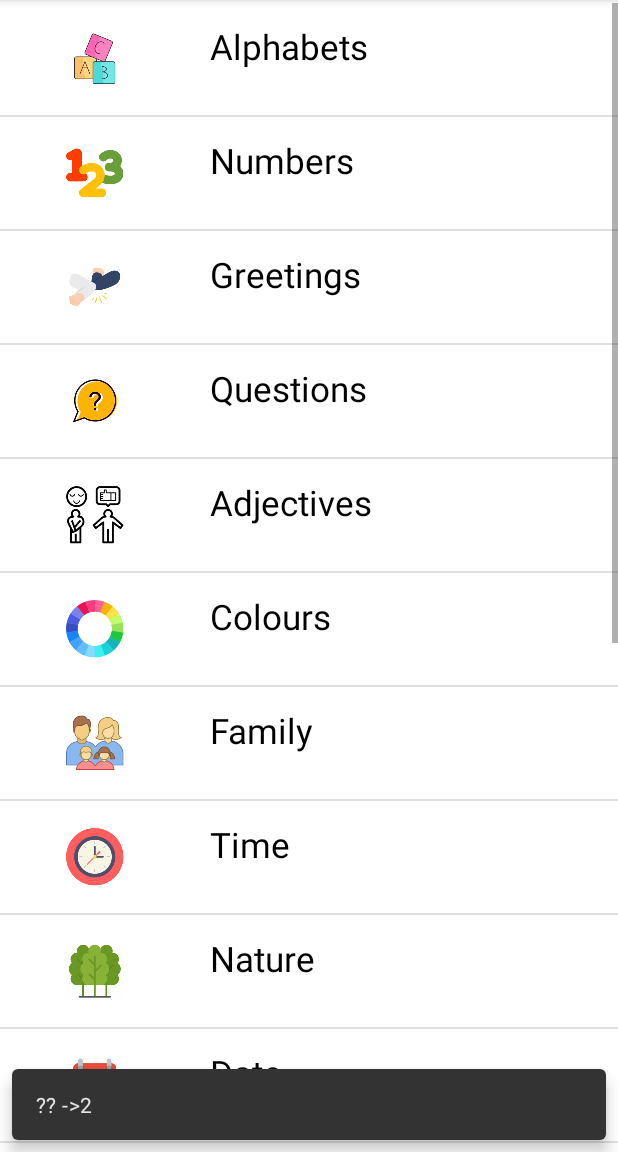
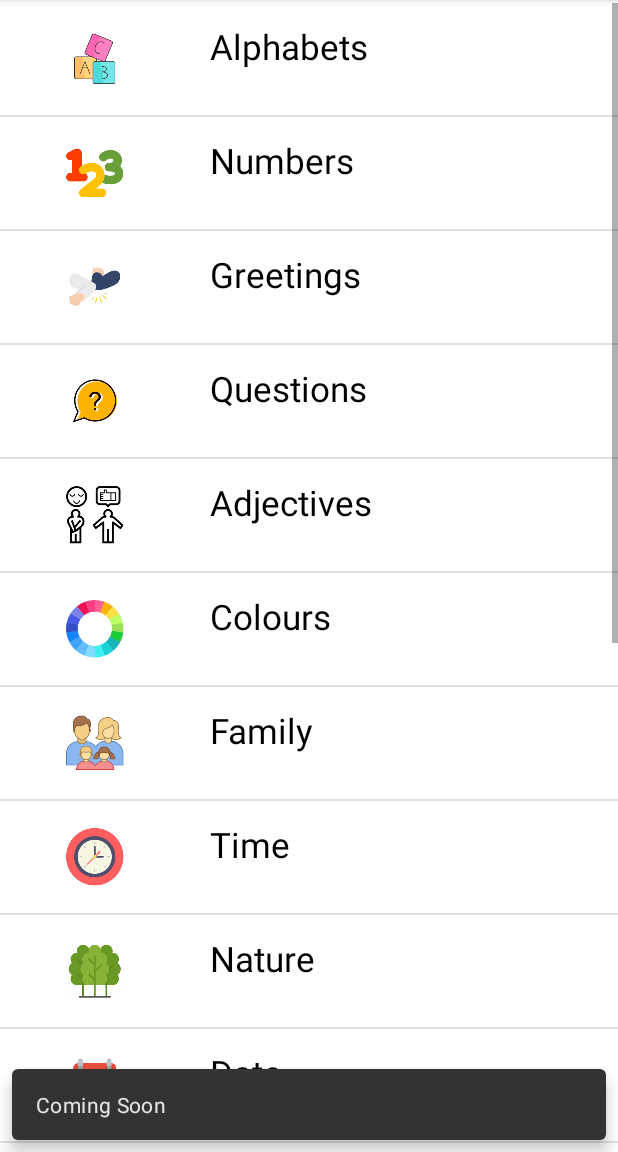
Before and after one commit to ctkqiang/MalaysianSignLanguage, an Android app: the screen it shows after launch (MalaysianSignLanguageActivity), after a tap on "Greetings", on a phone screen of 412 x 824 dp, the part 84-1236 px from its top. Run offline under Robolectric (Android 15) with nearby library versions, the phone set to English and light mode, and no system bars; libraries missing offline, so code that uses them is left out: com.karumi.dexter; 2 other taps on this screen came first.

Commit message:
#1 #2 #3 #4 Finalised  Some Category are not Showed :: "Coming Soon"

```diff
--- a/Android/app/build.gradle
+++ b/Android/app/build.gradle
@@ -18,7 +18,8 @@ android {
 
     buildTypes {
         release {
-            minifyEnabled false
+            minifyEnabled true
+            shrinkResources true
             proguardFiles getDefaultProguardFile('proguard-android-optimize.txt'), 'proguard-rules.pro'
         }
     }
--- a/Android/app/src/main/java/uk/co/johnmelodyme/malaysiansignlanguage/activities/MalaysianSignLanguageActivity.java
+++ b/Android/app/src/main/java/uk/co/johnmelodyme/malaysiansignlanguage/activities/MalaysianSignLanguageActivity.java
@@ -92,7 +92,8 @@ public class MalaysianSignLanguageActivity extends AppCompatActivity
 
                     default:
                     {
-                        ComponentFunctions.show_snack_bar(view, "?? ->" + position);
+                        // ComponentFunctions.show_snack_bar(view, "?? ->" + position);
+                         ComponentFunctions.show_snack_bar(view, "Coming Soon");
                         break;
                     }
 
--- a/Android/app/src/main/java/uk/co/johnmelodyme/malaysiansignlanguage/constant/Constants.java
+++ b/Android/app/src/main/java/uk/co/johnmelodyme/malaysiansignlanguage/constant/Constants.java
@@ -183,7 +183,6 @@ public class Constants
             "20"
     };
 
-
     public static int[] numbers_image = {
             R.mipmap.one,
             R.mipmap.two,
@@ -206,7 +205,4 @@ public class Constants
             R.drawable.nineteen,
             R.drawable.twenty
     };
-
-    // TODO add more assets
-
 }
--- a/Android/app/src/main/res/menu/menu.xml
+++ b/Android/app/src/main/res/menu/menu.xml
@@ -4,6 +4,7 @@
 
     <item
         android:id="@+id/report_issue"
+        android:visible="false"
         android:title="@string/report_issue"
         app:showAsAction="collapseActionView" />
 
```
Also changed, not shown: 2 other files.
